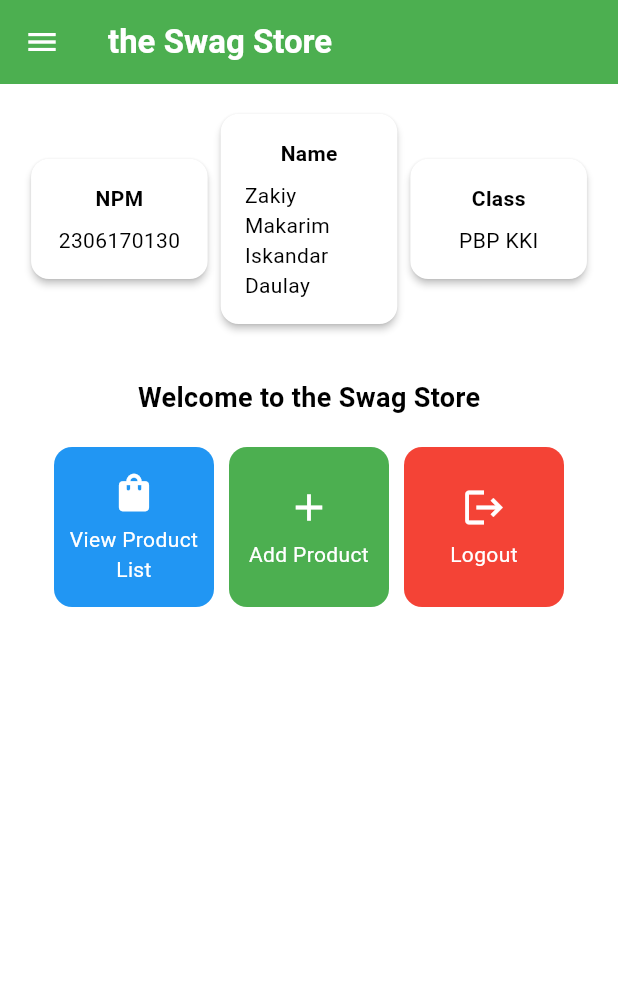
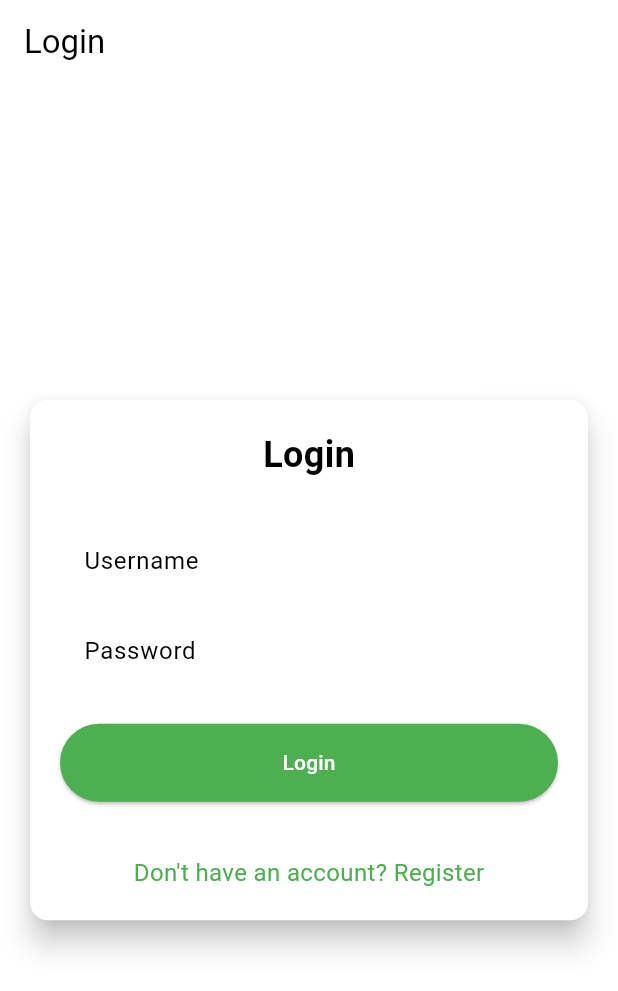
Before and after one commit to ZakiyDaulay/ecommerce-mobile, a Flutter app: the screen it shows after launch, on a phone screen of 412 x 824 dp. Shown: the top 991 px of the screen. Run offline on Flutter 3.47's test engine with Material 3 defaults, Android fonts, the phone set to English and light mode, and no system bars; missing offline and left inert: pbp_django_auth.

Commit message:
pushing some of assignment 9

```diff
--- a/lib/main.dart
+++ b/lib/main.dart
@@ -1,5 +1,7 @@
 import 'package:flutter/material.dart';
-import 'package:ecommerce_mobile/screens/menu.dart';
+import 'package:provider/provider.dart'; // Import Provider package
+import 'package:pbp_django_auth/pbp_django_auth.dart'; // Import pbp_django_auth package
+import 'package:ecommerce_mobile/screens/login.dart';
 
 void main() {
   runApp(const MyApp());
@@ -8,32 +10,22 @@ void main() {
 class MyApp extends StatelessWidget {
   const MyApp({super.key});
 
-  // This widget is the root of your application.
   @override
   Widget build(BuildContext context) {
-    return MaterialApp(
-      title: 'Flutter Demo',
-      theme: ThemeData(
-        // This is the theme of your application.
-        //
-        // TRY THIS: Try running your application with "flutter run". You'll see
-        // the application has a purple toolbar. Then, without quitting the app,
-        // try changing the seedColor in the colorScheme below to Colors.green
-        // and then invoke "hot reload" (save your changes or press the "hot
-        // reload" button in a Flutter-supported IDE, or press "r" if you used
-        // the command line to start the app).
-        //
-        // Notice that the counter didn't reset back to zero; the application
-        // state is not lost during the reload. To reset the state, use hot
-        // restart instead.
-        //
-        // This works for code too, not just values: Most code changes can be
-        // tested with just a hot reload.
-         colorScheme: ColorScheme.fromSwatch(
+    return Provider(
+      create: (_) {
+        CookieRequest request = CookieRequest(); // Create a CookieRequest instance
+        return request;
+      },
+      child: MaterialApp(
+        title: 'The Swag Store',
+        theme: ThemeData(
+          colorScheme: ColorScheme.fromSwatch(
             primarySwatch: Colors.green,
-      ).copyWith(secondary: Colors.green[400]),
+          ).copyWith(secondary: Colors.green[400]),
+        ),
+        home: LoginPage(), // Your home widget
       ),
-      home:MyHomePage()
     );
   }
 }
--- /dev/null
+++ b/lib/screens/login.dart
@@ -0,0 +1,181 @@
+import 'package:ecommerce_mobile/screens/menu.dart';
+import 'package:flutter/material.dart';
+import 'package:pbp_django_auth/pbp_django_auth.dart';
+import 'package:provider/provider.dart';
+import 'package:ecommerce_mobile/screens/register.dart';
+
+void main() {
+  runApp(const LoginApp());
+}
+
+class LoginApp extends StatelessWidget {
+  const LoginApp({super.key});
+
+  @override
+  Widget build(BuildContext context) {
+    return MaterialApp(
+      title: 'Login',
+      theme: ThemeData(
+        useMaterial3: true,
+        colorScheme: ColorScheme.fromSwatch(
+          primarySwatch: Colors.deepPurple,
+        ).copyWith(secondary: Colors.deepPurple[400]),
+      ),
+      home: const LoginPage(),
+    );
+  }
+}
+
+class LoginPage extends StatefulWidget {
+  const LoginPage({super.key});
+
+  @override
+  State<LoginPage> createState() => _LoginPageState();
+}
+
+class _LoginPageState extends State<LoginPage> {
+  final TextEditingController _usernameController = TextEditingController();
+  final TextEditingController _passwordController = TextEditingController();
+
+  @override
+  Widget build(BuildContext context) {
+    final request = context.watch<CookieRequest>();
+
+    return Scaffold(
+      appBar: AppBar(
+        title: const Text('Login'),
+      ),
+      body: Center(
+        child: SingleChildScrollView(
+          padding: const EdgeInsets.all(16.0),
+          child: Card(
+            elevation: 8,
+            shape: RoundedRectangleBorder(
+              borderRadius: BorderRadius.circular(12.0),
+            ),
+            child: Padding(
+              padding: const EdgeInsets.all(20.0),
+              child: Column(
+                mainAxisSize: MainAxisSize.min,
+                children: [
+                  const Text(
+                    'Login',
+                    style: TextStyle(
+                      fontSize: 24.0,
+                      fontWeight: FontWeight.bold,
+                    ),
+                  ),
+                  const SizedBox(height: 30.0),
+                  TextField(
+                    controller: _usernameController,
+                    decoration: const InputDecoration(
+                      labelText: 'Username',
+                      hintText: 'Enter your username',
+                      border: OutlineInputBorder(
+                        borderRadius: BorderRadius.all(Radius.circular(12.0)),
+                      ),
+                      contentPadding:
+                          EdgeInsets.symmetric(horizontal: 12.0, vertical: 8.0),
+                    ),
+                  ),
+                  const SizedBox(height: 12.0),
+                  TextField(
+                    controller: _passwordController,
+                    decoration: const InputDecoration(
+                      labelText: 'Password',
+                      hintText: 'Enter your password',
+                      border: OutlineInputBorder(
+                        borderRadius: BorderRadius.all(Radius.circular(12.0)),
+                      ),
+                      contentPadding:
+                          EdgeInsets.symmetric(horizontal: 12.0, vertical: 8.0),
+                    ),
+                    obscureText: true,
+                  ),
+                  const SizedBox(height: 24.0),
+                  ElevatedButton(
+                    onPressed: () async {
+                      String username = _usernameController.text;
+                      String password = _passwordController.text;
+
+		  // Check credentials
+		  // TODO: Change the URL and don't forget to add a trailing slash (/) at the end of the URL!
+		  // To connect the Android emulator to Django on localhost,
+		  // use the URL http://10.0.2.2/
+                      final response = await request
+                          .login("http://localhost:8000/auth/login/", {
+                        'username': username,
+                        'password': password,
+                      });
+
+                      if (request.loggedIn) {
+                        String message = response['message'];
+                        String uname = response['username'];
+                        if (context.mounted) {
+                          Navigator.pushReplacement(
+                            context,
+                            MaterialPageRoute(
+                                builder: (context) => MyHomePage()),
+                          );
+                          ScaffoldMessenger.of(context)
+                            ..hideCurrentSnackBar()
+                            ..showSnackBar(
+                              SnackBar(
+                                  content:
+                                      Text("$message Welcome, $uname.")),
+                            );
+                        }
+                      } else {
+                        if (context.mounted) {
+                          showDialog(
+                            context: context,
+                            builder: (context) => AlertDialog(
+                              title: const Text('Login Failed'),
+                              content: Text(response['message']),
+                              actions: [
+                                TextButton(
+                                  child: const Text('OK'),
+                                  onPressed: () {
+                                    Navigator.pop(context);
+                                  },
+                                ),
+                              ],
+                            ),
+                          );
+                        }
+                      }
+                    },
+                    style: ElevatedButton.styleFrom(
+                      foregroundColor: Colors.white,
+                      minimumSize: Size(double.infinity, 50),
+                      backgroundColor: Theme.of(context).colorScheme.primary,
+                      padding: const EdgeInsets.symmetric(vertical: 16.0),
+                    ),
+                    child: const Text('Login'),
+                  ),
+                  const SizedBox(height: 36.0),
+                  GestureDetector(
+                    onTap: () {
+                      Navigator.push(
+                        context,
+                        MaterialPageRoute(
+                            builder: (context) => const RegisterPage()),
+                      );
+                    },
+                    child: Text(
+                      'Don\'t have an account? Register',
+                      style: TextStyle(
+                        color: Theme.of(context).colorScheme.primary,
+                        fontSize: 16.0,
+                      ),
+                    ),
+                  ),
+                ],
+              ),
+            ),
+          ),
+        ),
+      ),
+    );
+  }
+}
--- a/lib/screens/menu.dart
+++ b/lib/screens/menu.dart
@@ -1,6 +1,7 @@
 import 'package:flutter/material.dart';
+import 'package:ecommerce_mobile/widgets/product_card.dart';
 import 'package:ecommerce_mobile/widgets/left_drawer.dart';
-import 'package:ecommerce_mobile/screens/productentry_form.dart';
+
 
 class MyHomePage extends StatelessWidget {
   final String npm = '2306170130';
@@ -107,63 +108,3 @@ class InfoCard extends StatelessWidget {
     );
   }
 }
-
-class ItemHomepage {
-  final String name;
-  final IconData icon;
-  final Color color;
-
-  ItemHomepage(this.name, this.icon,this.color);//added color property for the itemhompage
-}
-
-class ItemCard extends StatelessWidget {
-  final ItemHomepage item;
-
-  const ItemCard(this.item, {super.key});
-
- @override
-  Widget build(BuildContext context) {
-    return Material(
-      // Specify the background color of the application theme.
-      color: item.color,
-      // Round the card border.
-      borderRadius: BorderRadius.circular(12),
-      child: InkWell(
-        // Touch-responsive area
-        onTap: () {
-          // Show SnackBar when clicked
-          ScaffoldMessenger.of(context)
-            ..hideCurrentSnackBar()
-            ..showSnackBar(
-              SnackBar(content: Text("You pressed the ${item.name} button!")));
-          // Navigate to the appropriate route (depending on the button type)
-          if (item.name == "Add Product") {
-              Navigator.push(context,
-                  MaterialPageRoute(builder: (context) => const ProductEntryFormPage()));
-          }
-        },
-        child: Container(
-          padding: const EdgeInsets.all(8),
-          child: Center(
-            child: Column(
-              mainAxisAlignment: MainAxisAlignment.center,
-              children: [
-                Icon(
-                  item.icon,
-                  color: Colors.white,
-                  size: 30.0,
-                ),
-                const Padding(padding: EdgeInsets.all(3)),
-                Text(
-                  item.name,
-                  textAlign: TextAlign.center,
-                  style: const TextStyle(color: Colors.white),
-                ),
-              ],
-            ),
-          ),
-        ),
-      ),
-    );
-  }
-}
--- a/pubspec.yaml
+++ b/pubspec.yaml
@@ -35,6 +35,8 @@ dependencies:
   # The following adds the Cupertino Icons font to your application.
   # Use with the CupertinoIcons class for iOS style icons.
   cupertino_icons: ^1.0.8
+  provider: ^6.1.2
+  pbp_django_auth: ^0.4.0
 
 dev_dependencies:
   flutter_test:
```
Also changed, not shown: lib/models/product_entry.dart (added, +61 -0 lines), lib/screens/list_productentry.dart (added, +94 -0 lines), lib/screens/productentry_form.dart (+37 -31 lines), lib/screens/register.dart (added, +166 -0 lines), lib/widgets/left_drawer.dart (+13 -3 lines), lib/widgets/product_card.dart (+37 -1 lines), pubspec.lock, 8 other files.
